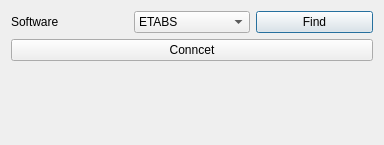
Old version of the form widgets/connect_to_software.ui in the repository ebrahimraeyat/civilTools.
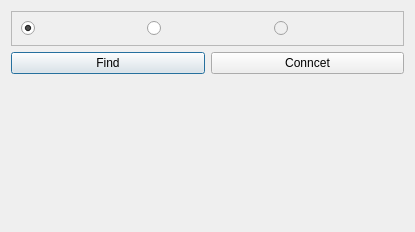
New version of the form. Icons and pictures are not drawn.

Commit message: Connect to desired software

Patch:
```diff
--- a/widgets/connect_to_software.ui
+++ b/widgets/connect_to_software.ui
@@ -6,8 +6,8 @@
    <rect>
     <x>0</x>
     <y>0</y>
-    <width>384</width>
-    <height>145</height>
+    <width>415</width>
+    <height>232</height>
    </rect>
   </property>
   <property name="maximumSize">
@@ -23,35 +23,78 @@
    <iconset resource="../civiltools.qrc">
     <normaloff>:/general/images/general/connect.svg</normaloff>:/general/images/general/connect.svg</iconset>
   </property>
-  <layout class="QVBoxLayout" name="verticalLayout_2">
+  <layout class="QVBoxLayout" name="verticalLayout">
    <item>
-    <layout class="QHBoxLayout" name="horizontalLayout">
+    <widget class="QFrame" name="frame">
+     <property name="frameShape">
+      <enum>QFrame::StyledPanel</enum>
+     </property>
+     <property name="frameShadow">
+      <enum>QFrame::Raised</enum>
+     </property>
+     <layout class="QHBoxLayout" name="horizontalLayout_3">
      <item>
-      <widget class="QLabel" name="label">
+       <widget class="QRadioButton" name="etabs_radiobutton">
        <property name="text">
-        <string>Software</string>
-       </property>
+         <string/>
+        </property>
+        <property name="icon">
+         <iconset resource="../civiltools.qrc">
+          <normaloff>:/civiltools/images/etabs.png</normaloff>:/civiltools/images/etabs.png</iconset>
+        </property>
+        <property name="iconSize">
+         <size>
+          <width>60</width>
+          <height>60</height>
+         </size>
+        </property>
+        <property name="checked">
+         <bool>true</bool>
+        </property>
       </widget>
      </item>
      <item>
-      <widget class="QComboBox" name="software_name">
-       <item>
+       <widget class="QRadioButton" name="sap2000_radiobutton">
         <property name="text">
-         <string>ETABS</string>
+         <string/>
         </property>
-       </item>
-       <item>
-        <property name="text">
-         <string>SAFE</string>
+        <property name="icon">
+         <iconset resource="../civiltools.qrc">
+          <normaloff>:/general/images/general/sap2000.png</normaloff>:/general/images/general/sap2000.png</iconset>
         </property>
+        <property name="iconSize">
+         <size>
+          <width>60</width>
+          <height>60</height>
+         </size>
+        </property>
+       </widget>
        </item>
        <item>
+       <widget class="QRadioButton" name="safe_radiobutton">
+        <property name="enabled">
+         <bool>false</bool>
+        </property>
         <property name="text">
-         <string>SAP2000</string>
+         <string/>
         </property>
-       </item>
-      </widget>
-     </item>
+        <property name="icon">
+         <iconset resource="../civiltools.qrc">
+          <normaloff>:/general/images/general/safe.jpg</normaloff>:/general/images/general/safe.jpg</iconset>
+        </property>
+        <property name="iconSize">
+         <size>
+          <width>60</width>
+          <height>60</height>
+         </size>
+        </property>
+       </widget>
+      </item>
+     </layout>
+    </widget>
+   </item>
+   <item>
+    <layout class="QHBoxLayout" name="horizontalLayout_2">
      <item>
       <widget class="QPushButton" name="find_button">
        <property name="text">
@@ -63,13 +106,11 @@
        </property>
        <property name="iconSize">
         <size>
-         <width>20</width>
-         <height>20</height>
+         <width>80</width>
+         <height>80</height>
         </size>
        </property>
       </widget>
-     </item>
-    </layout>
    </item>
    <item>
     <widget class="QPushButton" name="connect_button">
@@ -82,16 +123,16 @@
      </property>
      <property name="iconSize">
       <size>
-       <width>40</width>
-       <height>40</height>
+         <width>80</width>
+         <height>80</height>
       </size>
      </property>
     </widget>
    </item>
+    </layout>
+   </item>
    <item>
-    <widget class="QWidget" name="softwares_layout" native="true">
-     <layout class="QVBoxLayout" name="verticalLayout"/>
-    </widget>
+    <widget class="QWidget" name="softwares_layout" native="true"/>
    </item>
    <item>
     <spacer name="verticalSpacer">
```
Left out of the diff: 2 changed lines with no effect on the pictures. Lines whose indentation alone changed are shown as unchanged. The commit also changes 7 other files.
